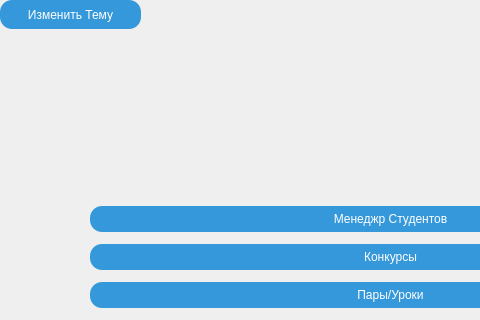
Gerakl1123/ARDA_Stud_Manager, file ui/mainwindow.ui: the form before one commit; both pictures show x 0 to 480 and y 0 to 320 of the 800 by 600 pixel window.
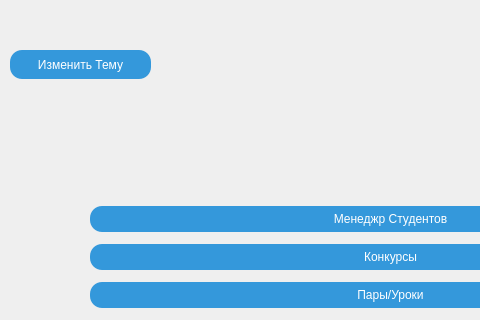
The form after the commit. Icons and pictures are not drawn.

```diff
--- a/ui/mainwindow.ui
+++ b/ui/mainwindow.ui
@@ -113,8 +113,8 @@
    <widget class="QPushButton" name="pushButtonAppStyle">
     <property name="geometry">
      <rect>
-      <x>0</x>
-      <y>0</y>
+      <x>10</x>
+      <y>50</y>
       <width>141</width>
       <height>29</height>
      </rect>
```
Left out of the diff: 2 changed lines with no effect on the pictures.
